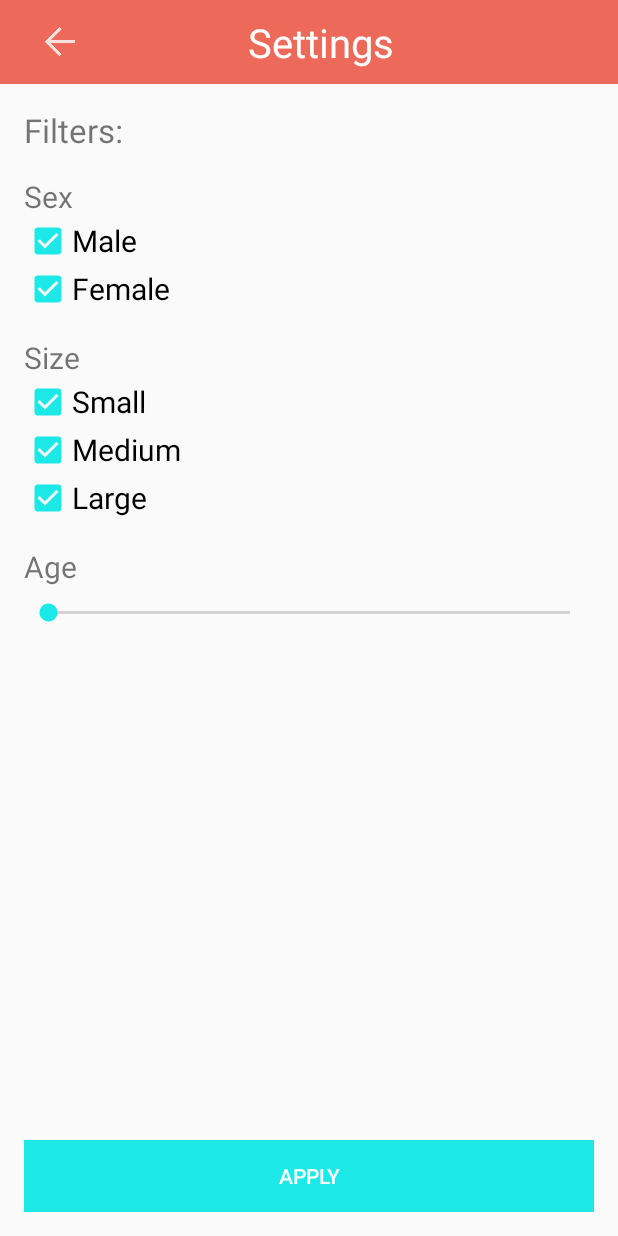
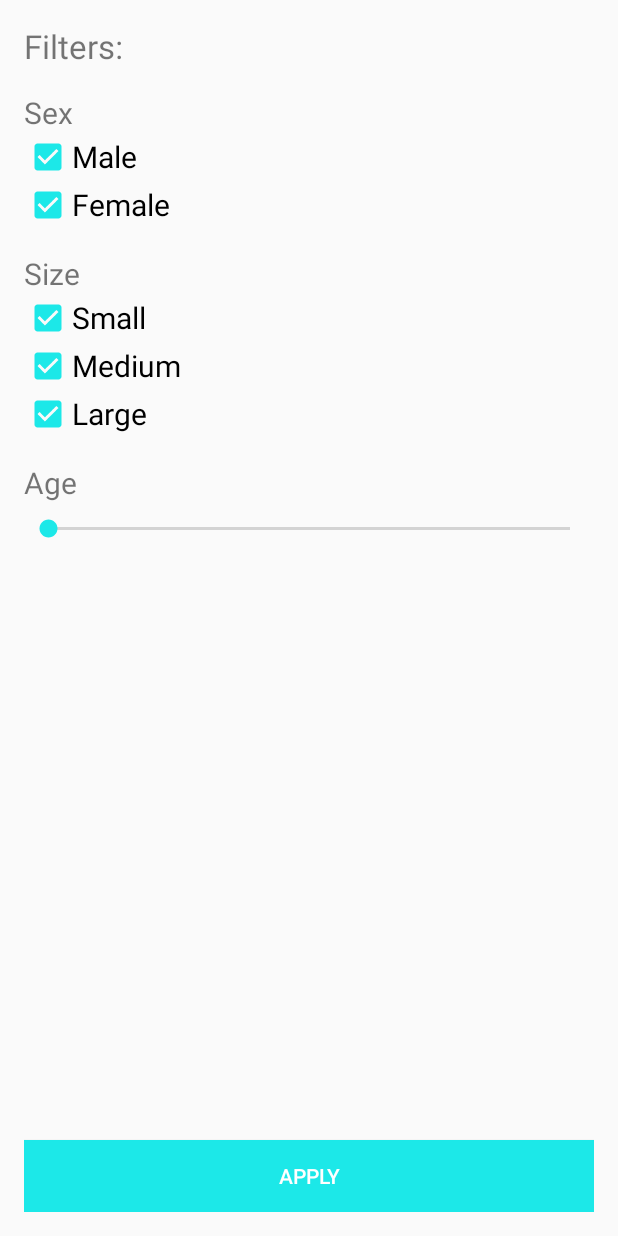
Before and after one commit to hmmelton/Kibbble, an Android app: the layout fragment_filters.xml on its own in the app's theme, with its tools: preview values and no code run, on a phone screen of 412 x 824 dp. Run offline under Robolectric (Android 15) with nearby library versions, the phone set to English and light mode, and no system bars.

Commit message:
added new image, turned profile into settinsg

```diff
--- a/app/src/main/AndroidManifest.xml
+++ b/app/src/main/AndroidManifest.xml
@@ -36,11 +36,6 @@
                 <category android:name="android.intent.category.LAUNCHER"/>
             </intent-filter>
         </activity>
-        <activity
-            android:name=".SettingsActivity"
-            android:parentActivityName=".MainActivity"
-            android:theme="@style/Kibbble">
-        </activity>
         <activity android:name=".DogProfileActivity">
         </activity>
     </application>
--- a/app/src/main/java/com/hmmelton/kibbble/MainActivity.java
+++ b/app/src/main/java/com/hmmelton/kibbble/MainActivity.java
@@ -7,10 +7,9 @@ import android.support.v4.app.FragmentPagerAdapter;
 import android.support.v4.view.ViewPager;
 import android.support.v7.app.AppCompatActivity;
 import android.support.v7.widget.Toolbar;
-import android.util.Log;
 
+import com.hmmelton.kibbble.fragments.FiltersFragment;
 import com.hmmelton.kibbble.fragments.MainFragment;
-import com.hmmelton.kibbble.fragments.ProfileFragment;
 import com.hmmelton.kibbble.fragments.SavedFragment;
 
 import java.util.ArrayList;
@@ -74,7 +73,7 @@ public class MainActivity extends AppCompatActivity {
         // Add Fragments
         adapter.addFragment(SavedFragment.newInstance());
         adapter.addFragment(MainFragment.newInstance());
-        adapter.addFragment(ProfileFragment.newInstance());
+        adapter.addFragment(FiltersFragment.newInstance());
         mPager.setAdapter(adapter);
 
         // Prevent pager from paging
--- a/app/src/main/res/layout/activity_main.xml
+++ b/app/src/main/res/layout/activity_main.xml
@@ -34,7 +34,7 @@
                 android:layout_centerVertical="true"
                 android:layout_alignParentRight="true"
                 android:clickable="true"
-                android:src="@drawable/ic_profile"
+                android:src="@drawable/ic_filters"
                 android:layout_marginRight="@dimen/half_standard_margin"/>
 
             <TextView
--- a/app/src/main/res/layout/activity_settings.xml
+++ b/app/src/main/res/layout/fragment_filters.xml
@@ -5,37 +5,7 @@
     xmlns:tools="http://schemas.android.com/tools"
     android:layout_width="match_parent"
     android:layout_height="match_parent"
-    tools:context="com.hmmelton.kibbble.SettingsActivity">
-
-    <android.support.v7.widget.Toolbar
-        android:id="@+id/settings_toolbar"
-        android:layout_width="match_parent"
-        android:layout_height="?attr/actionBarSize"
-        android:background="?colorPrimary">
-
-        <RelativeLayout
-            android:layout_width="match_parent"
-            android:layout_height="match_parent">
-
-            <TextView
-                android:layout_width="wrap_content"
-                android:layout_height="wrap_content"
-                android:layout_centerInParent="true"
-                android:text="@string/title_activity_settings"
-                android:textColor="@android:color/white"
-                android:textSize="12pt"/>
-
-            <ImageView
-                android:id="@+id/settings_back"
-                android:layout_width="wrap_content"
-                android:layout_height="wrap_content"
-                android:layout_centerVertical="true"
-                android:layout_marginLeft="@dimen/half_standard_margin"
-                android:src="@drawable/ic_back"/>
-
-        </RelativeLayout>
-
-    </android.support.v7.widget.Toolbar>
+    tools:context="com.hmmelton.kibbble.MainActivity">
 
     <RelativeLayout
         android:layout_width="match_parent"
```
Also changed, not shown: app/src/main/java/com/hmmelton/kibbble/fragments/FiltersFragment.java (renamed from app/src/main/java/com/hmmelton/kibbble/SettingsActivity.java, +21 -24 lines), app/src/main/java/com/hmmelton/kibbble/fragments/ProfileFragment.java (deleted, +0 -85 lines), app/src/main/res/layout/fragment_profile.xml (deleted, +0 -67 lines), app/src/main/res/drawable-hdpi/ic_filters.png (added), app/src/main/res/drawable-hdpi/ic_profile.png (deleted), app/src/main/res/drawable-mdpi/ic_filters.png (added), app/src/main/res/drawable-mdpi/ic_profile.png (deleted), app/src/main/res/drawable-xhdpi/ic_filters.png (added), app/src/main/res/drawable-xhdpi/ic_profile.png (deleted), app/src/main/res/drawable-xxhdpi/ic_filters.png (added), app/src/main/res/drawable-xxhdpi/ic_profile.png (deleted).
